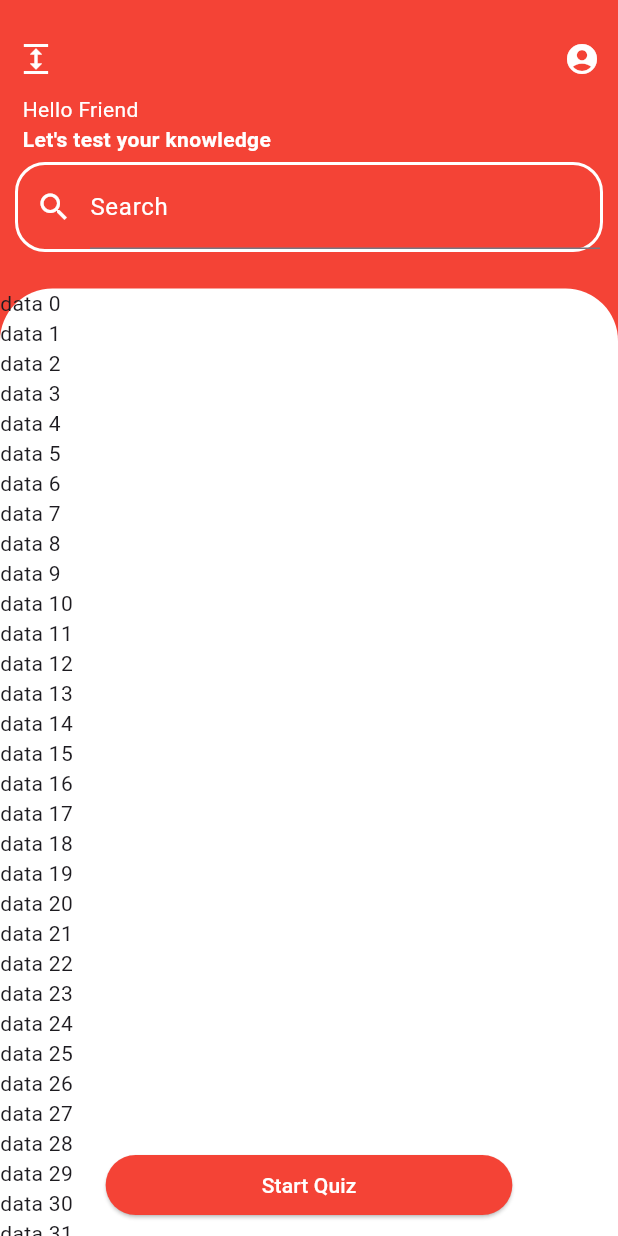
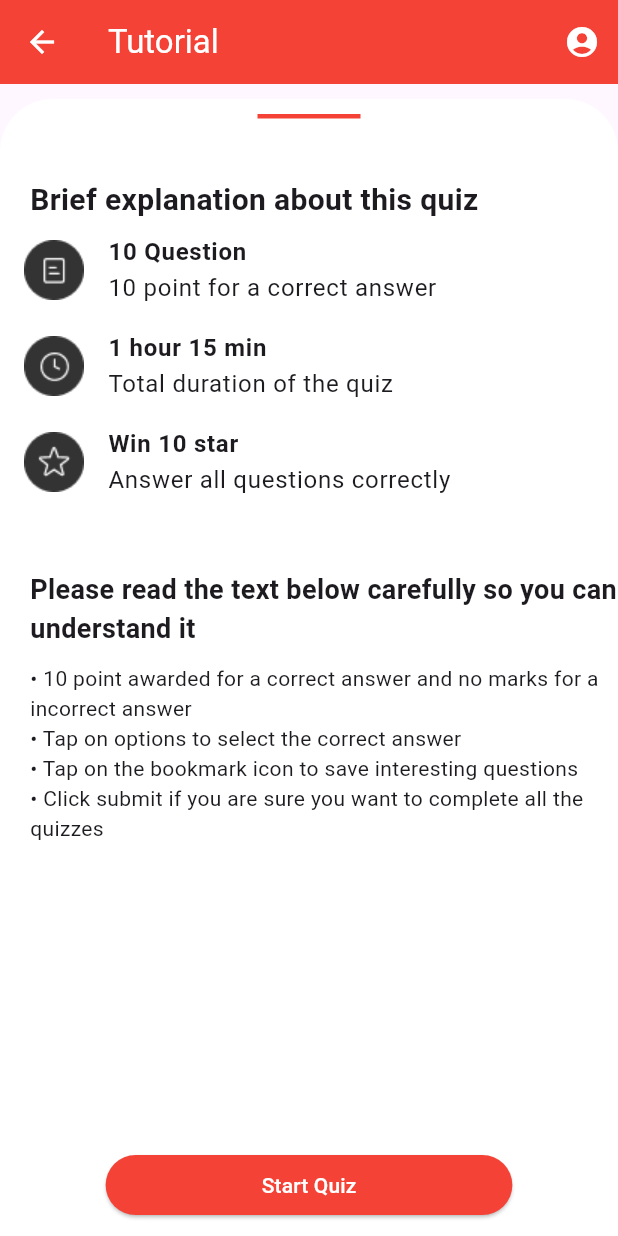
Before and after one commit to thang44hdai/StudyApp-TTCS, a Flutter app: the screen it shows after launch, on a phone screen of 412 x 824 dp. Run offline on Flutter 3.47's test engine with Material 3 defaults, Android fonts, the light colour scheme and no system bars.

Commit message:
init TutorialScreen

```diff
--- a/lib/features/home/HomeScreen.dart
+++ b/lib/features/home/HomeScreen.dart
@@ -48,7 +48,7 @@ Widget Header() {
               children: [
                 IconButton(
                   onPressed: () {},
-                  icon: Icon(Icons.expand),
+                  icon: Image.asset("assets/btn_expand.png"),
                   color: Colors.white,
                 ),
                 IconButton(
--- a/lib/features/main.dart
+++ b/lib/features/main.dart
@@ -1,6 +1,8 @@
 import 'package:flutter/material.dart';
 import 'package:study/common/constant.dart';
 import 'package:study/features/home/HomeScreen.dart';
+import 'package:study/features/quiz_test/QuizScreen.dart';
+import 'package:study/features/tutorial/TutorialScreen.dart';
 
 void main() {
   runApp(const MyApp());
@@ -20,6 +22,6 @@ class MyApp extends StatelessWidget {
           colorScheme: ColorScheme.fromSeed(seedColor: Colors.deepPurple),
           useMaterial3: true,
         ),
-        home: Home());
+        home: TutorialScreen());
   }
 }
--- a/lib/features/quiz_test/QuizScreen.dart
+++ b/lib/features/quiz_test/QuizScreen.dart
@@ -1,4 +1,5 @@
 import 'package:flutter/material.dart';
+import 'package:study/common/constant.dart';
 
 class QuizScreen extends StatefulWidget {
   const QuizScreen({super.key});
@@ -10,6 +11,60 @@ class QuizScreen extends StatefulWidget {
 class _QuizScreenState extends State<QuizScreen> {
   @override
   Widget build(BuildContext context) {
-    return const Placeholder();
+    return Scaffold(
+      appBar: AppBar(
+        backgroundColor: Colors.red,
+        leading: IconButton(
+          onPressed: () {},
+          icon: Icon(
+            Icons.arrow_back,
+            color: Colors.white,
+          ),
+        ),
+        title: Text(
+          "Detail Quiz",
+          style: TextStyle(color: Colors.white),
+        ),
+        actions: [
+          IconButton(
+            onPressed: () {},
+            icon: Icon(
+              Icons.timer_outlined,
+              color: Colors.white,
+            ),
+          )
+        ],
+      ),
+      body: Container(
+        height: Constants.screenHeight,
+        child: Stack(
+          children: [
+            Container(
+              color: Colors.red,
+              height: 60,
+            ),
+            Body(),
+          ],
+        ),
+      ),
+    );
   }
 }
+
+Widget Body() {
+  return Positioned(
+    top: 10,
+    bottom: 0,
+    right: 0,
+    left: 0,
+    child: Container(
+      decoration: const BoxDecoration(
+        color: Colors.white,
+        borderRadius: BorderRadius.only(
+          topLeft: Radius.circular(35),
+          topRight: Radius.circular(35),
+        ),
+      ),
+    ),
+  );
+}
--- /dev/null
+++ b/lib/features/tutorial/TutorialScreen.dart
@@ -0,0 +1,189 @@
+import 'package:flutter/material.dart';
+import 'package:study/common/constant.dart';
+
+class TutorialScreen extends StatefulWidget {
+  const TutorialScreen({super.key});
+
+  @override
+  State<TutorialScreen> createState() => _TutorialScreenState();
+}
+
+class _TutorialScreenState extends State<TutorialScreen> {
+  @override
+  Widget build(BuildContext context) {
+    return Scaffold(
+      appBar: AppBar(
+        backgroundColor: Colors.red,
+        leading: IconButton(
+          onPressed: () {},
+          icon: Icon(
+            Icons.arrow_back,
+            color: Colors.white,
+          ),
+        ),
+        title: const Text(
+          "Tutorial",
+          style: TextStyle(color: Colors.white),
+        ),
+        actions: [
+          IconButton(
+            onPressed: () {},
+            icon: Icon(
+              Icons.account_circle,
+              color: Colors.white,
+            ),
+          )
+        ],
+      ),
+      body: Container(
+        height: Constants.screenHeight,
+        child: Stack(
+          alignment: Alignment.center,
+          children: [
+            Container(
+              color: Colors.red,
+              height: 60,
+            ),
+            Body(),
+            Fab(),
+          ],
+        ),
+      ),
+    );
+  }
+}
+
+Widget Body() {
+  return Positioned(
+    top: 10,
+    bottom: 0,
+    right: 0,
+    left: 0,
+    child: Container(
+      decoration: const BoxDecoration(
+        color: Colors.white,
+        borderRadius: BorderRadius.only(
+          topLeft: Radius.circular(35),
+          topRight: Radius.circular(35),
+        ),
+      ),
+      child: Column(
+        mainAxisAlignment: MainAxisAlignment.start,
+        children: [
+          Padding(
+            padding: EdgeInsets.only(top: 10),
+            child: Container(
+              height: 3,
+              width: Constants.screenWidth / 6,
+              color: Colors.red,
+            ),
+          ),
+          const Padding(
+            padding: EdgeInsets.only(left: 20, top: 40),
+            child: Row(
+              mainAxisAlignment: MainAxisAlignment.start,
+              children: [
+                Text(
+                  "Brief explanation about this quiz",
+                  style: TextStyle(
+                    fontWeight: FontWeight.bold,
+                    fontSize: 20,
+                  ),
+                ),
+              ],
+            ),
+          ),
+          ListTile(
+            leading: Image.asset("assets/question.png"),
+            title: const Column(
+              crossAxisAlignment: CrossAxisAlignment.start,
+              children: [
+                Text(
+                  "10 Question",
+                  style: TextStyle(
+                    fontWeight: FontWeight.bold,
+                  ),
+                ),
+                Text("10 point for a correct answer"),
+              ],
+            ),
+          ),
+          ListTile(
+            leading: Image.asset("assets/time.png"),
+            title: const Column(
+              crossAxisAlignment: CrossAxisAlignment.start,
+              children: [
+                Text(
+                  "1 hour 15 min",
+                  style: TextStyle(
+                    fontWeight: FontWeight.bold,
+                  ),
+                ),
+                Text("Total duration of the quiz"),
+              ],
+            ),
+          ),
+          ListTile(
+            leading: Image.asset("assets/star.png"),
+            title: const Column(
+              crossAxisAlignment: CrossAxisAlignment.start,
+              children: [
+                Text(
+                  "Win 10 star",
+                  style: TextStyle(
+                    fontWeight: FontWeight.bold,
+                  ),
+                ),
+                Text("Answer all questions correctly"),
+              ],
+            ),
+          ),
+          const Padding(
+            padding: EdgeInsets.only(left: 20, top: 40, bottom: 10),
+            child: Text(
+              "Please read the text below carefully so you can understand it",
+              style: TextStyle(fontWeight: FontWeight.bold, fontSize: 18),
+            ),
+          ),
+          const Padding(
+            padding: EdgeInsets.only(left: 20),
+            child: Column(
+              crossAxisAlignment: CrossAxisAlignment.start,
+              children: [
+                Text(
+                    "• 10 point awarded for a correct answer and no marks for a incorrect answer"),
+                Text("• Tap on options to select the correct answer"),
+                Text(
+                    "• Tap on the bookmark icon to save interesting questions"),
+                Text(
+                    "• Click submit if you are sure you want to complete all the quizzes"),
+              ],
+            ),
+          ),
+        ],
+      ),
+    ),
+  );
+}
+
+Widget Fab() {
+  return Positioned(
+    bottom: 10,
+    child: ElevatedButton(
+      onPressed: () {},
+      style: ButtonStyle(
+        backgroundColor: MaterialStateProperty.all(Colors.red),
+      ),
+      child: const Padding(
+        padding: EdgeInsets.only(
+          left: 80,
+          right: 80,
+        ),
+        child: Text(
+          "Start Quiz",
+          style: TextStyle(color: Colors.white),
+        ),
+      ),
+    ),
+  );
+}
--- a/pubspec.yaml
+++ b/pubspec.yaml
@@ -57,7 +57,8 @@ flutter:
   # included with your application, so that you can use the icons in
   # the material Icons class.
   uses-material-design: true
-
+  assets:
+    - assets/
   # To add assets to your application, add an assets section, like this:
   # assets:
   #   - images/a_dot_burr.jpeg
```
Also changed, not shown: assets/btn_expand.png (added), assets/question.png (added), assets/star.png (added), assets/time.png (added).
